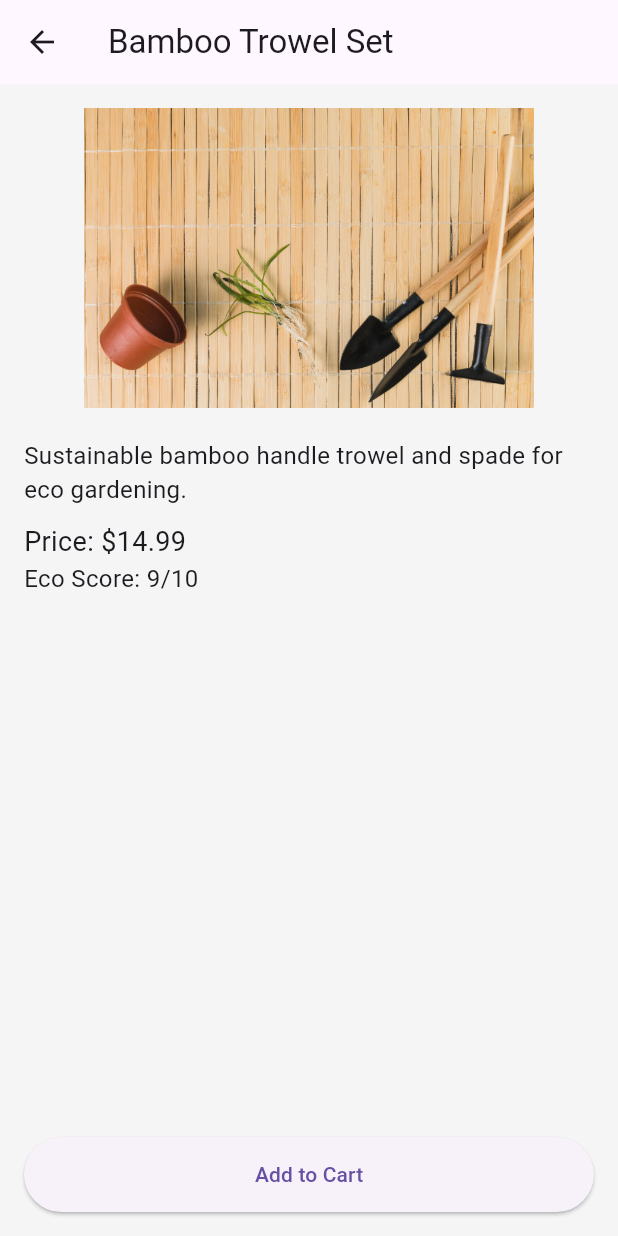
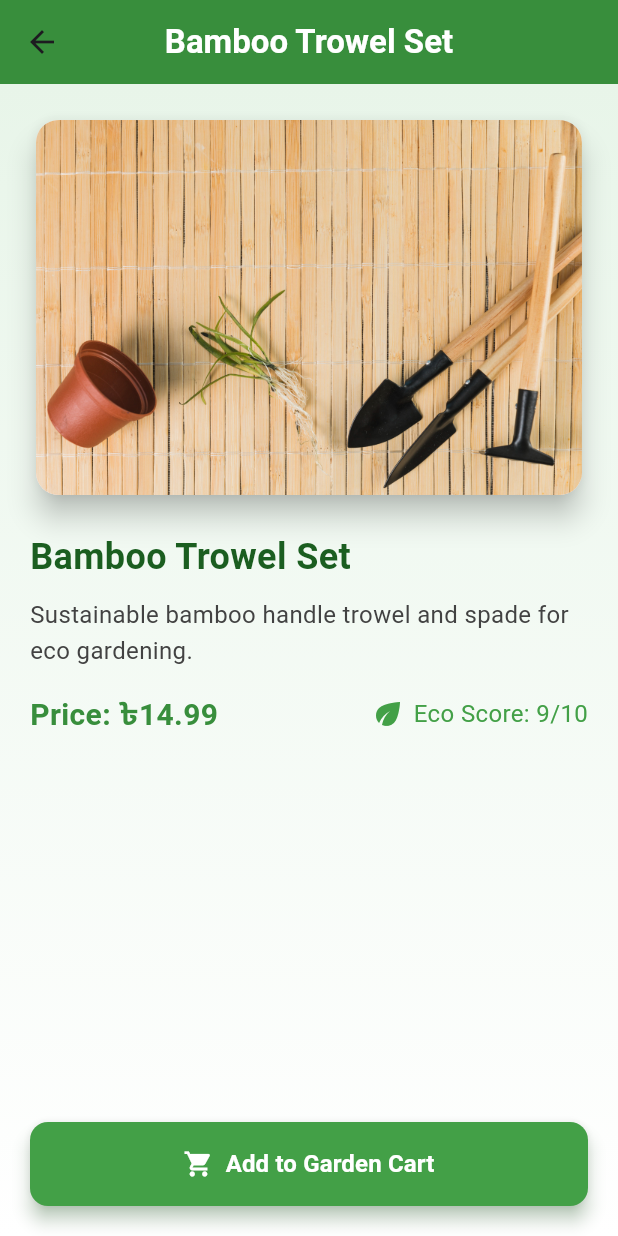
Before and after one commit to pietaa8/eco-bloom-app, a Flutter app: the ProductDetailsPage screen opened directly with sample values from the repository, on a phone screen of 412 x 824 dp. Run offline on Flutter 3.47's test engine with Material 3 defaults, Android fonts, the phone set to English and light mode, and no system bars.

Commit message:
product details edited

```diff
--- a/lib/pages/product_details_page.dart
+++ b/lib/pages/product_details_page.dart
@@ -11,28 +11,95 @@
   @override
   Widget build(BuildContext context) {
     return Scaffold(
-      appBar: AppBar(title: Text(product.name)),
-      body: Padding(
-        padding: const EdgeInsets.all(16),
+      appBar: AppBar(
+        title: Text(
+          product.name,
+          style: const TextStyle(
+            fontWeight: FontWeight.bold,
+            color: Colors.white,
+          ),
+        ),
+        backgroundColor: Colors.green.shade700,
+        elevation: 0,
+        centerTitle: true,
+      ),
+      body: Container(
+        decoration: BoxDecoration(
+          gradient: LinearGradient(
+            colors: [Colors.green.shade50, Colors.white],
+            begin: Alignment.topCenter,
+            end: Alignment.bottomCenter,
+          ),
+        ),
+        child: Padding(
+          padding: const EdgeInsets.all(20),
           child: Column(
             crossAxisAlignment: CrossAxisAlignment.start,
             children: [
               Center(
-              child: Image.asset(product.image, height: 200),
+                child: Card(
+                  elevation: 8,
+                  shape: RoundedRectangleBorder(
+                    borderRadius: BorderRadius.circular(15),
+                  ),
+                  child: ClipRRect(
+                    borderRadius: BorderRadius.circular(15),
+                    child: Image.asset(
+                      product.image,
+                      height: 250,
+                      fit: BoxFit.cover,
+                    ),
+                  ),
+                ),
               ),
               const SizedBox(height: 20),
               Text(
-              product.description,
-              style: const TextStyle(fontSize: 16),
+                product.name,
+                style: TextStyle(
+                  fontSize: 24,
+                  fontWeight: FontWeight.bold,
+                  color: Colors.green.shade900,
+                ),
               ),
               const SizedBox(height: 10),
               Text(
-              'Price: \$${product.price}',
-              style: const TextStyle(fontSize: 18),
+                product.description,
+                style: TextStyle(
+                  fontSize: 16,
+                  color: Colors.grey.shade800,
+                  height: 1.5,
                 ),
+              ),
+              const SizedBox(height: 15),
+              Row(
+                mainAxisAlignment: MainAxisAlignment.spaceBetween,
+                children: [
+                  Text(
+                    'Price: ৳${product.price}',
+                    style: TextStyle(
+                      fontSize: 20,
+                      fontWeight: FontWeight.w600,
+                      color: Colors.green.shade700,
+                    ),
+                  ),
+                  Row(
+                    children: [
+                      Icon(
+                        Icons.eco,
+                        color: Colors.green.shade600,
+                        size: 24,
+                      ),
+                      const SizedBox(width: 5),
                       Text(
                         'Eco Score: ${product.ecoScore}/10',
-              style: const TextStyle(fontSize: 16),
+                        style: TextStyle(
+                          fontSize: 16,
+                          color: Colors.green.shade600,
+                        ),
+                      ),
+                    ],
+                  ),
+                ],
               ),
               const Spacer(),
               ElevatedButton(
@@ -41,17 +108,46 @@
                       .addToCart(product);
                   ScaffoldMessenger.of(context).showSnackBar(
                     SnackBar(
-                    content: Text('${product.name} added to cart'),
-                    duration: Duration(seconds: 2),
+                      content: Text(
+                        '${product.name} added to your garden cart!',
+                        style: const TextStyle(color: Colors.white),
+                      ),
+                      backgroundColor: Colors.green.shade600,
+                      duration: const Duration(seconds: 2),
+                      behavior: SnackBarBehavior.floating,
+                      shape: RoundedRectangleBorder(
+                        borderRadius: BorderRadius.circular(10),
+                      ),
                     ),
                   );
                 },
                 style: ElevatedButton.styleFrom(
-                minimumSize: const Size(double.infinity, 50),
+                  minimumSize: const Size(double.infinity, 56),
+                  backgroundColor: Colors.green.shade600,
+                  foregroundColor: Colors.white,
+                  shape: RoundedRectangleBorder(
+                    borderRadius: BorderRadius.circular(12),
                   ),
-              child: const Text('Add to Cart'),
+                  elevation: 5,
+                  shadowColor: Colors.green.shade200,
+                ),
+                child: Row(
+                  mainAxisAlignment: MainAxisAlignment.center,
+                  children: const [
+                    Icon(Icons.shopping_cart, size: 20),
+                    SizedBox(width: 8),
+                    Text(
+                      'Add to Garden Cart',
+                      style: TextStyle(
+                        fontSize: 16,
+                        fontWeight: FontWeight.bold,
+                      ),
                     ),
                   ],
+                ),
+              ),
+            ],
+          ),
         ),
       ),
     );
--- a/lib/providers/cart_provider.dart
+++ b/lib/providers/cart_provider.dart
@@ -44,4 +44,9 @@
     return _items.fold(
         0.0, (sum, item) => sum + item.product.price * item.quantity);
   }
+
+  void clearCart() {
+    _items.clear();
+    notifyListeners();
+  }
 }
```
Also changed, not shown: lib/pages/cart_page.dart (+79 -17 lines), lib/pages/checkout_page.dart (added, +352 -0 lines). Lines whose indentation alone changed are shown as unchanged.
